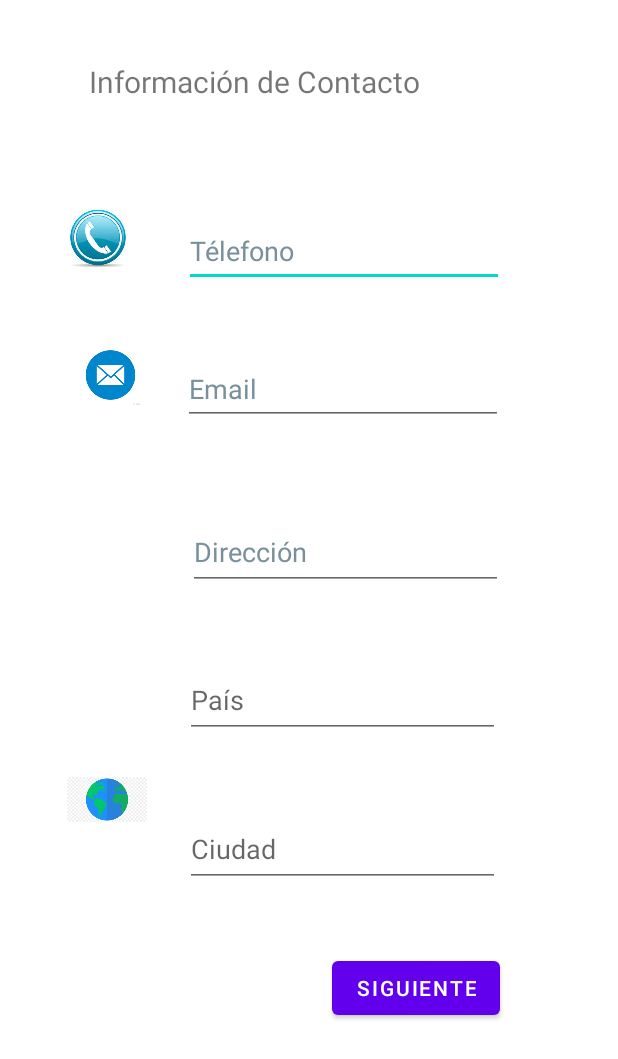
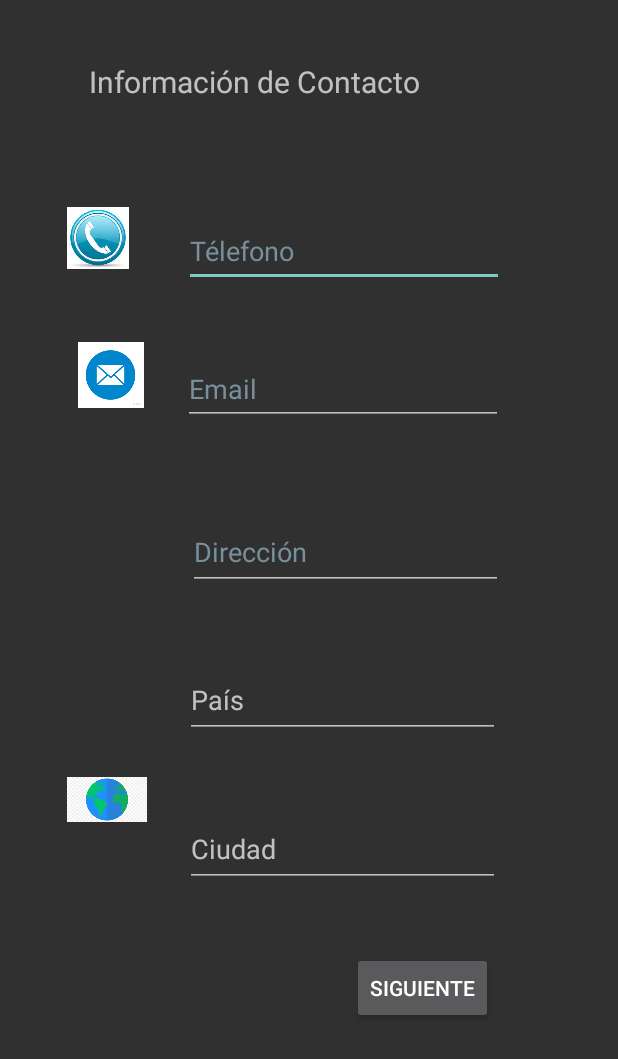
Before and after one commit to juangrestrepo/LasbCM20221-Gr10, an Android app: the layout contactdataactivity.xml on its own in the app's theme, with its tools: preview values and no code run, on a phone screen of 412 x 824 dp. Shown: the top 1059 px of the screen. Run offline under Robolectric (Android 15) with nearby library versions, the phone set to English and light mode, and no system bars.

Commit message:
Arreglo error de previsualización vista 2

```diff
--- a/Lab1-UI/src/main/AndroidManifest.xml
+++ b/Lab1-UI/src/main/AndroidManifest.xml
@@ -8,7 +8,7 @@
         android:label="@string/app_name"
         android:roundIcon="@mipmap/ic_launcher_round"
         android:supportsRtl="true"
-        android:theme="@style/Theme.Labs20221Gr10"
+        android:theme="@style/Theme.AppCompat"
         android:configChanges="screenSize|keyboardHidden"
 
         >
--- a/Lab1-UI/src/main/res/layout/contactdataactivity.xml
+++ b/Lab1-UI/src/main/res/layout/contactdataactivity.xml
@@ -12,7 +12,7 @@
         android:layout_width="wrap_content"
         android:layout_height="wrap_content"
         android:layout_marginTop="72dp"
-        android:autofillHints=""
+        android:autofillHints="no"
         android:ems="10"
         android:hint="@string/tel"
         android:inputType="phone"
@@ -30,7 +30,7 @@
         android:layout_width="wrap_content"
         android:layout_height="wrap_content"
         android:layout_marginTop="44dp"
-        android:autofillHints=""
+        android:autofillHints="no"
         android:ems="10"
         android:hint="@string/email"
         android:inputType="textEmailAddress"
@@ -86,7 +86,7 @@
         android:layout_width="210dp"
         android:layout_height="50dp"
         android:layout_marginTop="32dp"
-        android:autofillHints=""
+        android:autofillHints="no"
         android:hint="@string/dir"
         android:inputType="textPostalAddress"
         android:textColorHint="#78909C"
```
